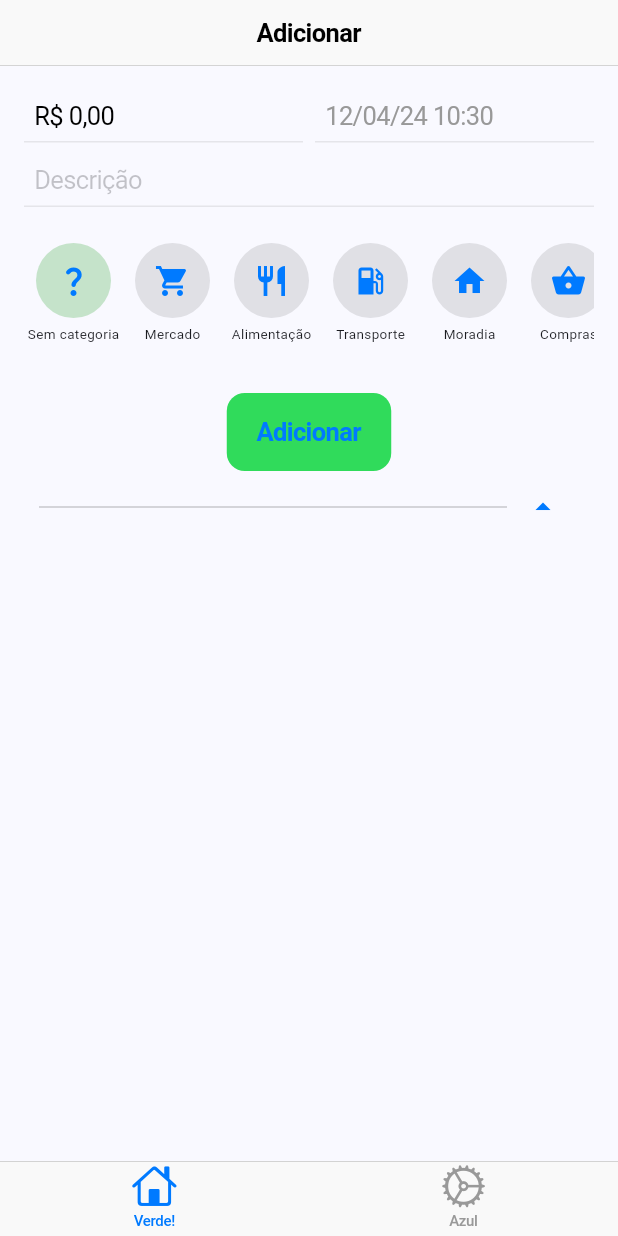
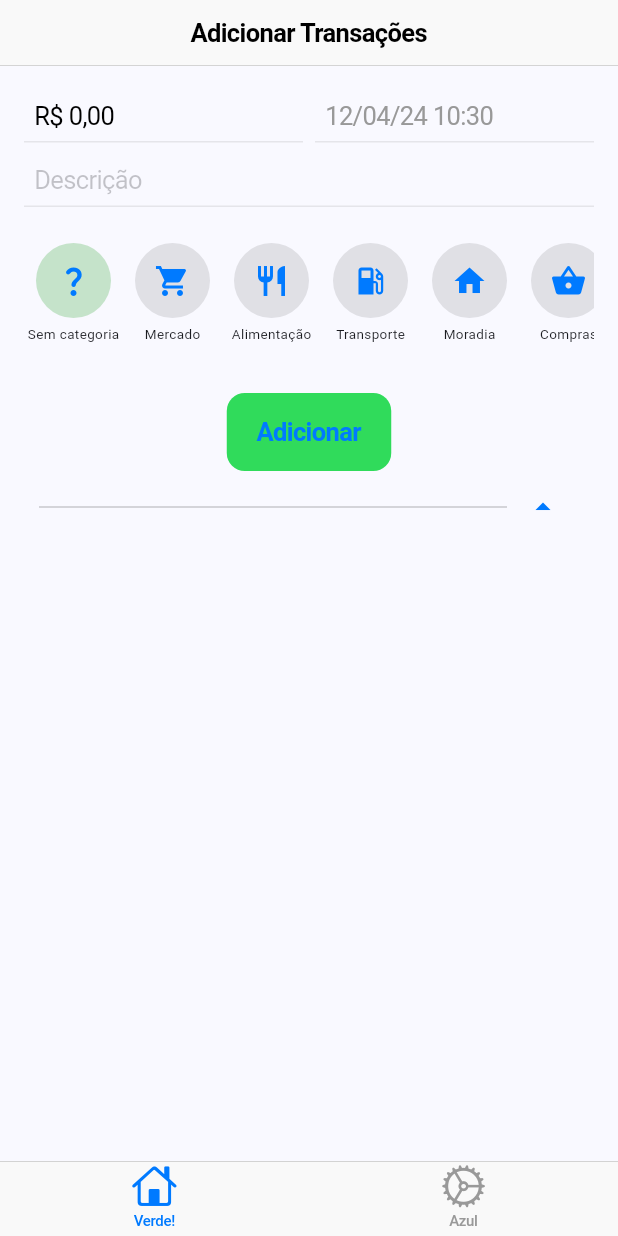
Before and after one commit to Xuxa09/Controle-de-gastos, a Flutter app: the screen it shows after launch, on a phone screen of 412 x 824 dp. Run offline on Flutter 3.47's test engine with Material 3 defaults, Android fonts, the phone set to English and light mode, and no system bars; our stand-ins replace flutter_masked_text2, font_awesome_flutter, shared_preferences.

Commit message:
V2 pronta

```diff
--- a/meus_gastos/lib/main.dart
+++ b/meus_gastos/lib/main.dart
@@ -42,7 +42,7 @@ class MyHomePage extends StatelessWidget {
           switch (index) {
             case 0:
               return InsertTransactions(
-                title: 'Adicionar',
+                title: 'Adicionar Transações',
                 onAddClicked: () {
                   // FocusScope.of(context).unfocus();
                 },
--- a/meus_gastos/lib/widgets/HeaderCard.dart
+++ b/meus_gastos/lib/widgets/HeaderCard.dart
@@ -45,6 +45,7 @@ class _HeaderCardState extends State<HeaderCard> {
     CardService.addCard(newCard);
     setState(() {
       valorController.updateValue(0.0);
+      descricaoController.clear();
     });
     FocusManager.instance.primaryFocus?.unfocus();
     Future.delayed(Duration(milliseconds: 300), () {
```
